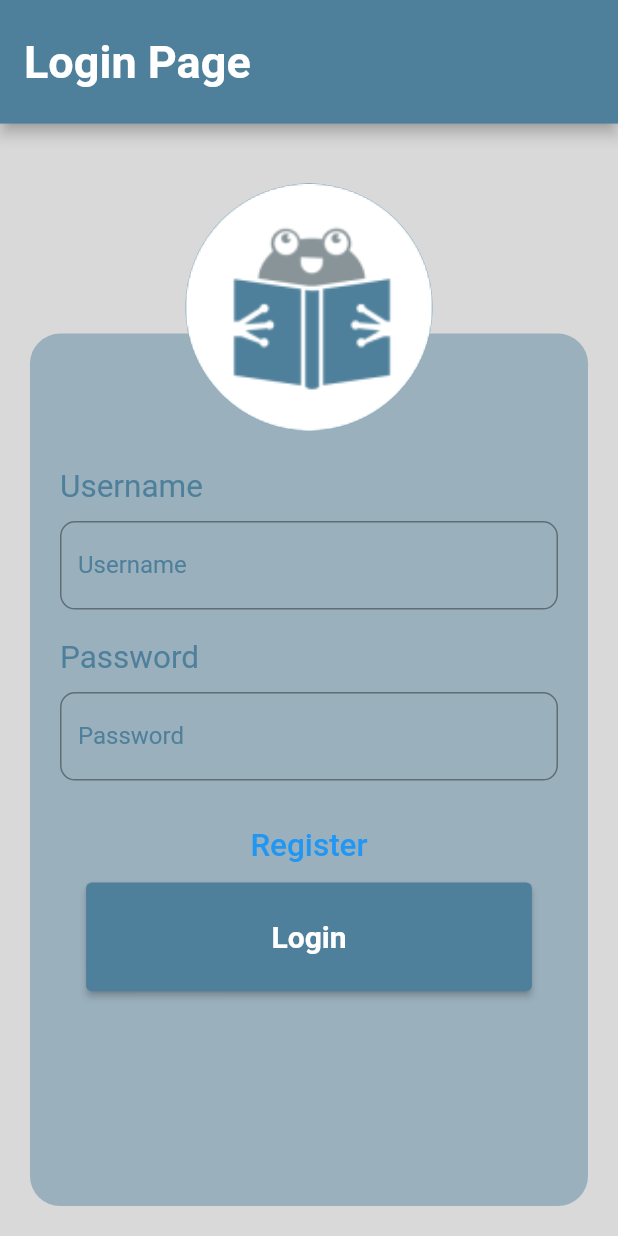
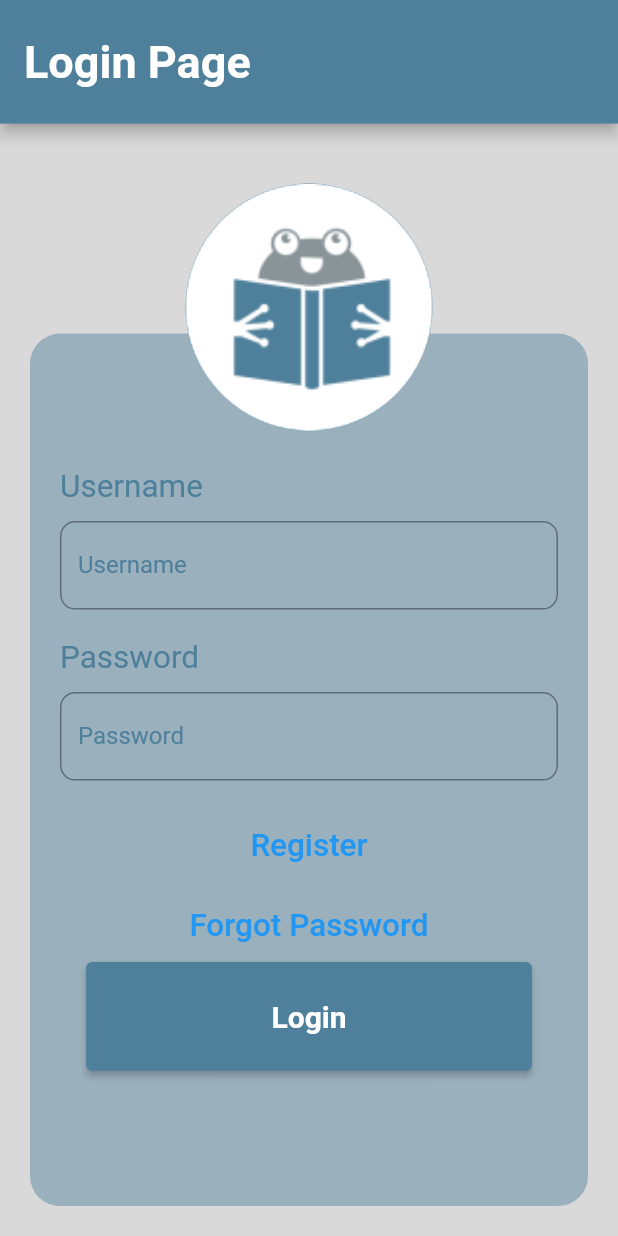
Before and after one commit to fatbrother/Platform-for-problem-solving, a Flutter app: the screen it shows after launch, on a phone screen of 412 x 824 dp. Run offline on Flutter 3.47's test engine with Material 2 defaults, Android fonts, the light colour scheme and no system bars; our stand-ins replace cloud_firestore, firebase_auth, firebase_core; missing offline and left inert: flutter_windowmanager; accounts and stored records are empty.

Commit message:
update UI

```diff
--- a/lib/backEnd/account.dart
+++ b/lib/backEnd/account.dart
@@ -104,9 +104,9 @@ class AccountManager {
         verificationId: verificationId,
         smsCode: smsCode,
       ));
-      UsersModel? usersModel = await currentUser;
-      usersModel!.phone = _auth.currentUser!.phoneNumber!;
       try {
+        UsersModel? usersModel = await currentUser;
+        usersModel!.phone = _auth.currentUser!.phoneNumber!;
         UsersDatabase.updateUser(usersModel);
       } catch (e) {
         rethrow;
@@ -115,4 +115,16 @@ class AccountManager {
       rethrow;
     }
   }
+
+  static Future<void> resetPassword(String email) async {
+    try {
+      await _auth.sendPasswordResetEmail(email: email);
+    } catch (e) {
+      rethrow;
+    }
+  }
+
+  static bool isLoggedIn() {
+    return _auth.currentUser != null;
+  }
 }
--- a/lib/frontEnd/login_page.dart
+++ b/lib/frontEnd/login_page.dart
@@ -1,7 +1,9 @@
 import 'package:flutter/material.dart';
 import 'package:pops/frontEnd/widgets/input_field.dart';
+import 'package:pops/frontEnd/widgets/buttons.dart';
 import '../backEnd/account.dart';
 import '../design.dart';
+import '../routes.dart';
 
 class LoginPage extends StatefulWidget {
   const LoginPage({super.key});
@@ -11,11 +13,14 @@ class LoginPage extends StatefulWidget {
 }
 
 class _LoginPageState extends State<LoginPage> {
-  TextEditingController usernameController = TextEditingController();
+  TextEditingController emailController = TextEditingController();
   TextEditingController passwordController = TextEditingController();
 
   @override
   Widget build(BuildContext context) {
+    if (AccountManager.isLoggedIn()) {
+      Navigator.pushReplacementNamed(context, Routes.verifyPhone);
+    }
     return Scaffold(
       resizeToAvoidBottomInset: false,
       backgroundColor: Design.backgroundColor,
@@ -45,7 +50,7 @@ class _LoginPageState extends State<LoginPage> {
                 const SizedBox(height: 50.0),
                 InputField(
                   hintText: 'Username',
-                  controller: usernameController,
+                  controller: emailController,
                 ),
                 const SizedBox(height: 20.0),
                 InputField(
@@ -54,29 +59,15 @@ class _LoginPageState extends State<LoginPage> {
                   obscureText: true,
                 ),
                 const SizedBox(height: 20.0),
-                TextButton(
-                  child: const Text(
-                    'Register',
-                    textScaleFactor: 1.5,
-                  ),
-                  onPressed: () {
-                    // TODO: Go to the register page
-                  },
-                ),
-                ElevatedButton(
-                  onPressed: () => signIn(context),
-                  style: ElevatedButton.styleFrom(
-                    backgroundColor: Design.primaryColor,
-                    padding: EdgeInsets.symmetric(
-                      horizontal: 0.3 * Design.getScreenWidth(context),
-                      vertical: 0.03 * Design.getScreenHeight(context),
-                    ),
-                    textStyle: const TextStyle(
-                      fontSize: 20.0,
-                      fontWeight: FontWeight.bold,
-                    ),
-                  ),
-                  child: const Text('Login'),
+                SecondaryButton(onPressed: () {
+                  // TODO: go to the register page
+                }, text: 'Register'),
+                const SizedBox(height: 5.0),
+                SecondaryButton(
+                    onPressed: () => forgotPassword(), text: 'Forgot Password'),
+                MainButton(
+                  onPressed: () => signIn(),
+                  text: 'Login',
                 ),
               ],
             ),
@@ -94,8 +85,8 @@ class _LoginPageState extends State<LoginPage> {
     );
   }
 
-  Future<void> signIn(BuildContext context) async {
-    String email = usernameController.text;
+  Future<void> signIn() async {
+    String email = emailController.text;
     String password = passwordController.text;
 
     try {
@@ -123,6 +114,34 @@ class _LoginPageState extends State<LoginPage> {
       );
 
       passwordController.clear();
+      return;
     }
+
+    // reload the page
+    setState(() {});
+  }
+
+  Future<void> forgotPassword() async {
+    showDialog(
+        context: context,
+        builder: (BuildContext context) {
+          return AlertDialog(
+            title: const Text('Forgot Password'),
+            content: TextField(
+              controller: emailController,
+              decoration: const InputDecoration(
+                hintText: 'Enter your email',
+              ),
+            ),
+            actions: [
+              TextButton(
+                onPressed: () {
+                  Navigator.of(context).pop();
+                },
+                child: const Text('Send verification email'),
+              ),
+            ],
+          );
+        });
   }
 }
--- /dev/null
+++ b/lib/frontEnd/widgets/buttons.dart
@@ -0,0 +1,53 @@
+import 'package:flutter/material.dart';
+
+import '../../design.dart';
+
+class MainButton extends StatelessWidget {
+  final Function onPressed;
+  final String text;
+  const MainButton({
+    super.key,
+    required this.onPressed,
+    required this.text,
+  });
+
+  @override
+  Widget build(BuildContext context) {
+    return ElevatedButton(
+      onPressed: () => onPressed(),
+      style: ElevatedButton.styleFrom(
+        backgroundColor: Design.primaryColor,
+        padding: EdgeInsets.symmetric(
+          horizontal: 0.3 * Design.getScreenWidth(context),
+          vertical: 0.03 * Design.getScreenHeight(context),
+        ),
+        textStyle: const TextStyle(
+          fontSize: 20.0,
+          fontWeight: FontWeight.bold,
+        ),
+      ),
+      child: Text(text),
+    );
+  }
+}
+
+class SecondaryButton extends StatelessWidget {
+  final Function onPressed;
+  final String text;
+  const SecondaryButton({
+    super.key,
+    required this.onPressed,
+    required this.text,
+  });
+
+  @override
+  Widget build(BuildContext context) {
+    return TextButton(
+      child: Text(
+        text,
+        textScaleFactor: 1.5,
+      ),
+      onPressed: () => onPressed(),
+    );
+  }
+}
--- a/lib/routes.dart
+++ b/lib/routes.dart
@@ -9,6 +9,9 @@ import 'frontEnd/login_page.dart';
 class Routes {
   static const String home = '/index';
   static const String login = '/login';
+  static const String signUp = '/signUp';
+  static const String forgotPassword = '/forgotPassword';
+  static const String verifyPhone = '/verifyPhone';
   // add routes here
   // static const String [route name] = '/[route name]';
 
```
